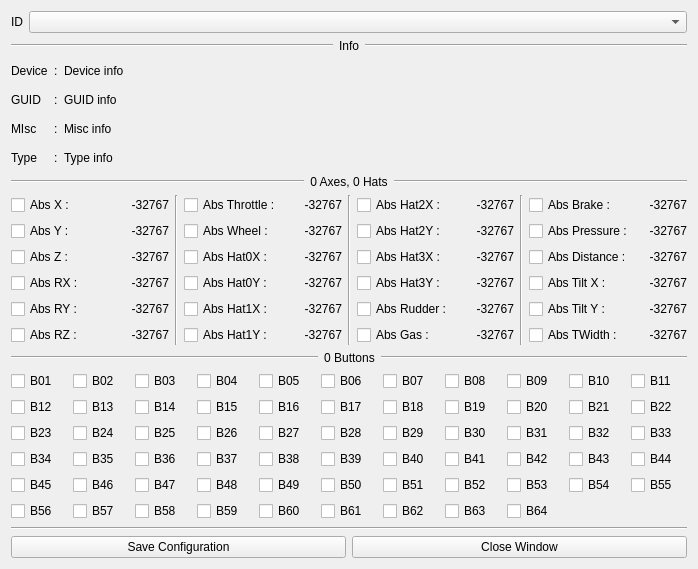
punesemu/puNES, file src/gui/designer/dlgJsc.ui: the form before one commit.
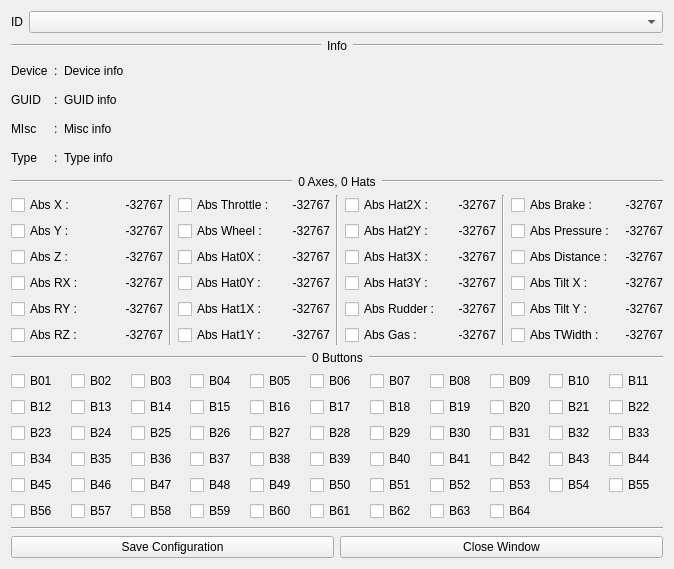
The form after the commit. Icons and pictures are not drawn. Custom widgets are drawn as their Qt base class.

Patch:
```diff
--- a/src/gui/designer/dlgJsc.ui
+++ b/src/gui/designer/dlgJsc.ui
@@ -6,7 +6,7 @@
    <rect>
     <x>0</x>
     <y>0</y>
-    <width>698</width>
+    <width>674</width>
     <height>569</height>
    </rect>
   </property>
```
